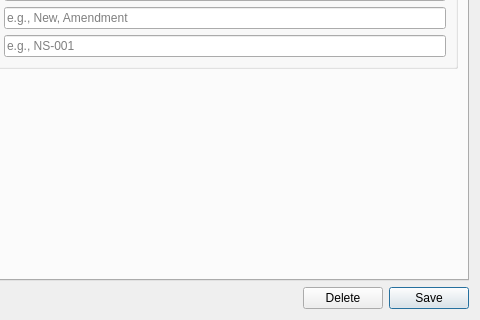
Above: projects/ores.qt/ui/TradeDetailDialog.ui from OreStudio/OreStudio before the change; both pictures show x 120 to 600 and y 180 to 500 of the 600 by 500 pixel window. Below: the same form after it.
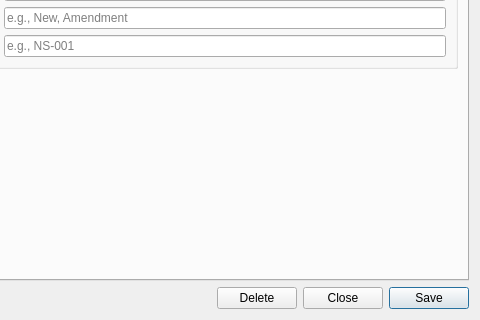
That is the form after the change. Custom widgets are drawn as their Qt base class.

Commit message: [qt] Remove toolbars from detail dialogs; add Close button throughout

The edit to the form file:
```diff
--- a/projects/ores.qt/ui/TradeDetailDialog.ui
+++ b/projects/ores.qt/ui/TradeDetailDialog.ui
@@ -252,6 +252,13 @@
        </property>
       </widget>
      </item>
+     <item>
+      <widget class="QPushButton" name="closeButton">
+       <property name="text">
+        <string>Close</string>
+       </property>
+      </widget>
+     </item>
      <item>
       <widget class="QPushButton" name="saveButton">
        <property name="text">
```
The commit also changes 201 other files.
